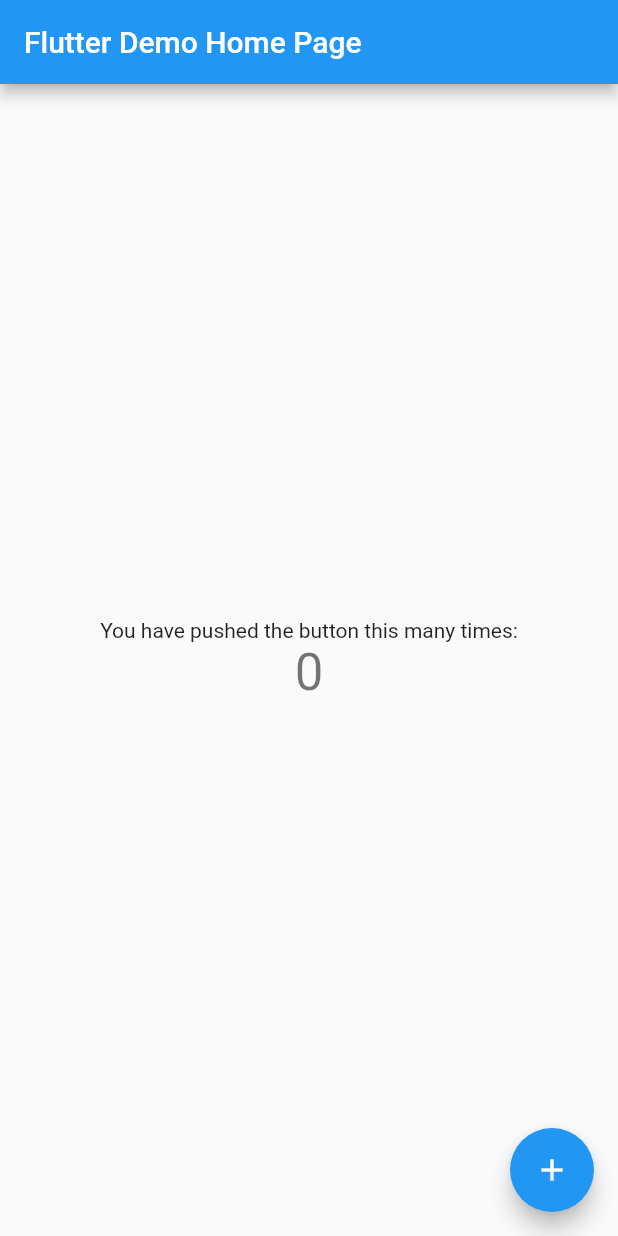
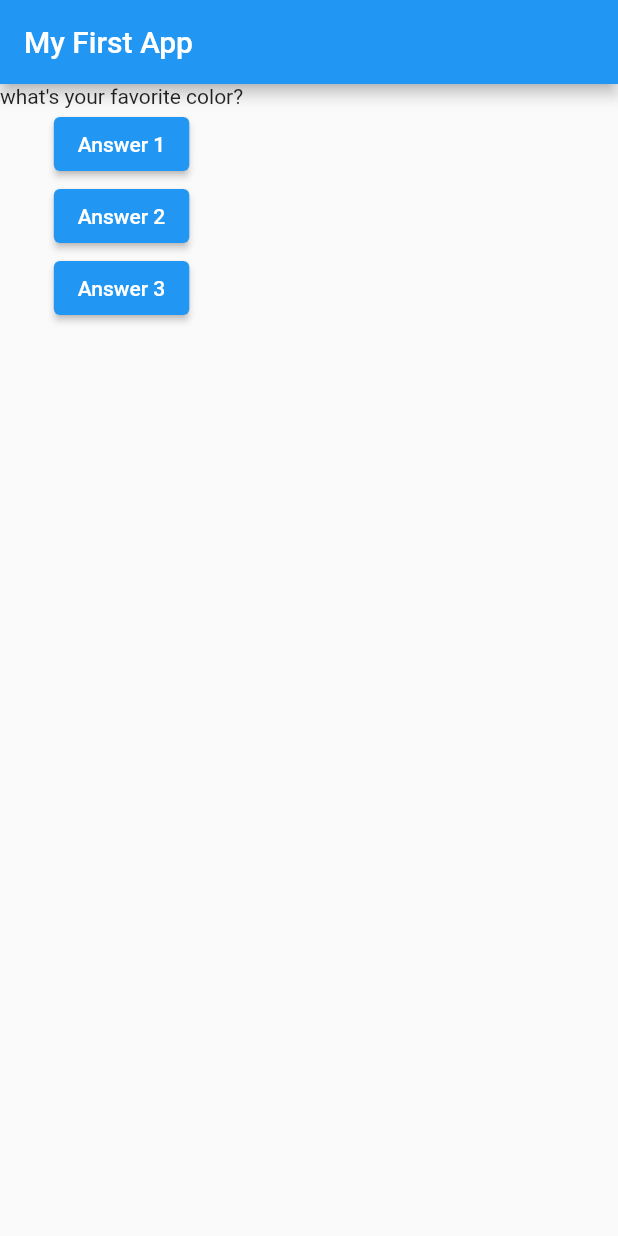
Before and after one commit to YPrawiroCode/try_flutter, a Flutter app: the screen it shows after launch, on a phone screen of 412 x 824 dp. Run offline on Flutter 3.47's test engine with Material 2 defaults, Android fonts, the phone set to English and light mode, and no system bars.

Commit message:
edit main and add dart in lib

```diff
--- a/lib/main.dart
+++ b/lib/main.dart
@@ -1,113 +1,64 @@
 import 'package:flutter/material.dart';
 
+import './question.dart';
+
 void main() {
-  runApp(MyApp());
+  runApp(MyQuizApp());
 }
 
-class MyApp extends StatelessWidget {
-  // This widget is the root of your application.
+class MyQuizApp extends StatefulWidget {
   @override
-  Widget build(BuildContext context) {
-    return MaterialApp(
-      title: 'Flutter Demo',
-      theme: ThemeData(
-        // This is the theme of your application.
-        //
-        // Try running your application with "flutter run". You'll see the
-        // application has a blue toolbar. Then, without quitting the app, try
-        // changing the primarySwatch below to Colors.green and then invoke
-        // "hot reload" (press "r" in the console where you ran "flutter run",
-        // or simply save your changes to "hot reload" in a Flutter IDE).
-        // Notice that the counter didn't reset back to zero; the application
-        // is not restarted.
-        primarySwatch: Colors.blue,
-      ),
-      home: MyHomePage(title: 'Flutter Demo Home Page'),
-    );
+  State<StatefulWidget> createState() {
+    // ignore: todo
+    //TODO: implement createState
+    return _MyQuizeAppState();
   }
 }
 
-class MyHomePage extends StatefulWidget {
-  MyHomePage({Key key, this.title}) : super(key: key);
+class _MyQuizeAppState extends State<MyQuizApp> {
+  var _questionIndex = 0;
 
-  // This widget is the home page of your application. It is stateful, meaning
-  // that it has a State object (defined below) that contains fields that affect
-  // how it looks.
-
-  // This class is the configuration for the state. It holds the values (in this
-  // case the title) provided by the parent (in this case the App widget) and
-  // used by the build method of the State. Fields in a Widget subclass are
-  // always marked "final".
-
-  final String title;
-
-  @override
-  _MyHomePageState createState() => _MyHomePageState();
-}
-
-class _MyHomePageState extends State<MyHomePage> {
-  int _counter = 0;
-
-  void _incrementCounter() {
+  void _answearQuestion() {
     setState(() {
-      // This call to setState tells the Flutter framework that something has
-      // changed in this State, which causes it to rerun the build method below
-      // so that the display can reflect the updated values. If we changed
-      // _counter without calling setState(), then the build method would not be
-      // called again, and so nothing would appear to happen.
-      _counter++;
+      _questionIndex = _questionIndex + 1;
     });
+    print(_questionIndex);
   }
 
   @override
-  Widget build(BuildContext context) {
-    // This method is rerun every time setState is called, for instance as done
-    // by the _incrementCounter method above.
-    //
-    // The Flutter framework has been optimized to make rerunning build methods
-    // fast, so that you can just rebuild anything that needs updating rather
-    // than having to individually change instances of widgets.
-    return Scaffold(
-      appBar: AppBar(
-        // Here we take the value from the MyHomePage object that was created by
-        // the App.build method, and use it to set our appbar title.
-        title: Text(widget.title),
-      ),
-      body: Center(
-        // Center is a layout widget. It takes a single child and positions it
-        // in the middle of the parent.
-        child: Column(
-          // Column is also a layout widget. It takes a list of children and
-          // arranges them vertically. By default, it sizes itself to fit its
-          // children horizontally, and tries to be as tall as its parent.
-          //
-          // Invoke "debug painting" (press "p" in the console, choose the
-          // "Toggle Debug Paint" action from the Flutter Inspector in Android
-          // Studio, or the "Toggle Debug Paint" command in Visual Studio Code)
-          // to see the wireframe for each widget.
-          //
-          // Column has various properties to control how it sizes itself and
-          // how it positions its children. Here we use mainAxisAlignment to
-          // center the children vertically; the main axis here is the vertical
-          // axis because Columns are vertical (the cross axis would be
-          // horizontal).
-          mainAxisAlignment: MainAxisAlignment.center,
-          children: <Widget>[
-            Text(
-              'You have pushed the button this many times:',
+  Widget build(BuildContext contex) {
+    var questions = [
+      'what\'s your favorite color?',
+      'what\'s your favorite animal?'
+    ];
+    return MaterialApp(
+      home: Scaffold(
+        appBar: AppBar(
+          title: Text('My First App'),
+        ),
+        body: Column(
+          children: [
+            Question(
+              questions[_questionIndex],
             ),
-            Text(
-              '$_counter',
-              style: Theme.of(context).textTheme.headline4,
+            ElevatedButton(
+              child: Text('Answer 1'),
+              onPressed: _answearQuestion,
+            ),
+            ElevatedButton(
+              child: Text('Answer 2'),
+              onPressed: () => print('Answer 2 chosen!'),
+            ),
+            ElevatedButton(
+              child: Text('Answer 3'),
+              onPressed: () {
+                //...
+                print('Answer 3 chosen');
+              },
             ),
           ],
         ),
       ),
-      floatingActionButton: FloatingActionButton(
-        onPressed: _incrementCounter,
-        tooltip: 'Increment',
-        child: Icon(Icons.add),
-      ), // This trailing comma makes auto-formatting nicer for build methods.
     );
   }
 }
--- /dev/null
+++ b/lib/question.dart
@@ -0,0 +1,19 @@
+import 'package:flutter/src/foundation/key.dart';
+import 'package:flutter/src/widgets/framework.dart';
+import 'package:flutter/src/widgets/placeholder.dart';
+
+import 'package:flutter/material.dart';
+
+class Question extends StatelessWidget {
+  // const Question({Key key}) : super(key: key);
+
+  final String questionText;
+
+  Question(this.questionText);
+
+  @override
+  Widget build(BuildContext context) {
+    return Text(questionText);
+    // return const Placeholder();
+  }
+}
```
